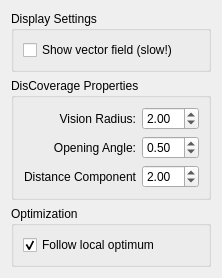
Old version of the form discoveragewidget.ui in the repository ruffsl/discoverage.
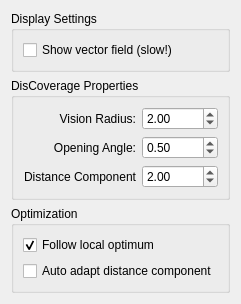
New version of the form.

Commit message:
implement Auto Update Distance Component
This prevents numerical issues. If the nearest frontier is far far away,
the standard deviation of the distance component now is adapted properly

Patch:
```diff
--- a/discoveragewidget.ui
+++ b/discoveragewidget.ui
@@ -110,7 +110,7 @@
       <item row="2" column="1">
        <widget class="QDoubleSpinBox" name="sbSigma">
         <property name="maximum">
-         <double>10.000000000000000</double>
+         <double>1000.000000000000000</double>
         </property>
         <property name="singleStep">
          <double>0.050000000000000</double>
@@ -139,6 +139,16 @@
         </property>
        </widget>
       </item>
+      <item>
+       <widget class="QCheckBox" name="chkAutoDist">
+        <property name="toolTip">
+         <string>Sets distance component to MinDist</string>
+        </property>
+        <property name="text">
+         <string>Auto adapt distance component</string>
+        </property>
+       </widget>
+      </item>
      </layout>
     </widget>
    </item>
```
Left out of the diff: 35 changed lines with no effect on the pictures. The commit also changes 2 other files.
